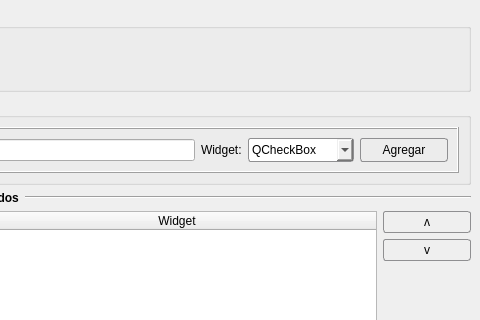
Old version of the form gui/guimaker.ui in the repository jonathanferreyra/Plasta-GUI-Maker; both pictures show x 514 to 994 and y 0 to 320 of the 994 by 662 pixel window.
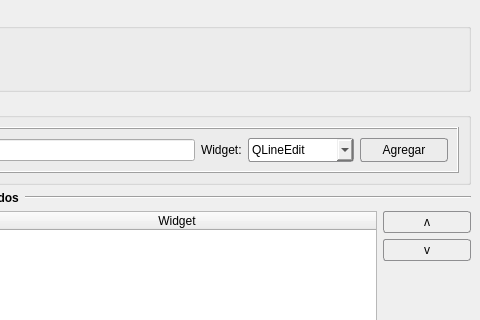
New version of the form. The open tabs and pages were chosen to show the change.

Commit message: cambios en la gui del maker

Patch:
```diff
--- a/gui/guimaker.ui
+++ b/gui/guimaker.ui
@@ -710,7 +710,7 @@
                    <enum>Qt::TabFocus</enum>
                   </property>
                   <property name="currentIndex">
-                   <number>0</number>
+                   <number>4</number>
                   </property>
                   <item>
                    <property name="text">
```
Left out of the diff: 4 changed lines with no effect on the pictures. The commit also changes 1 other file.
